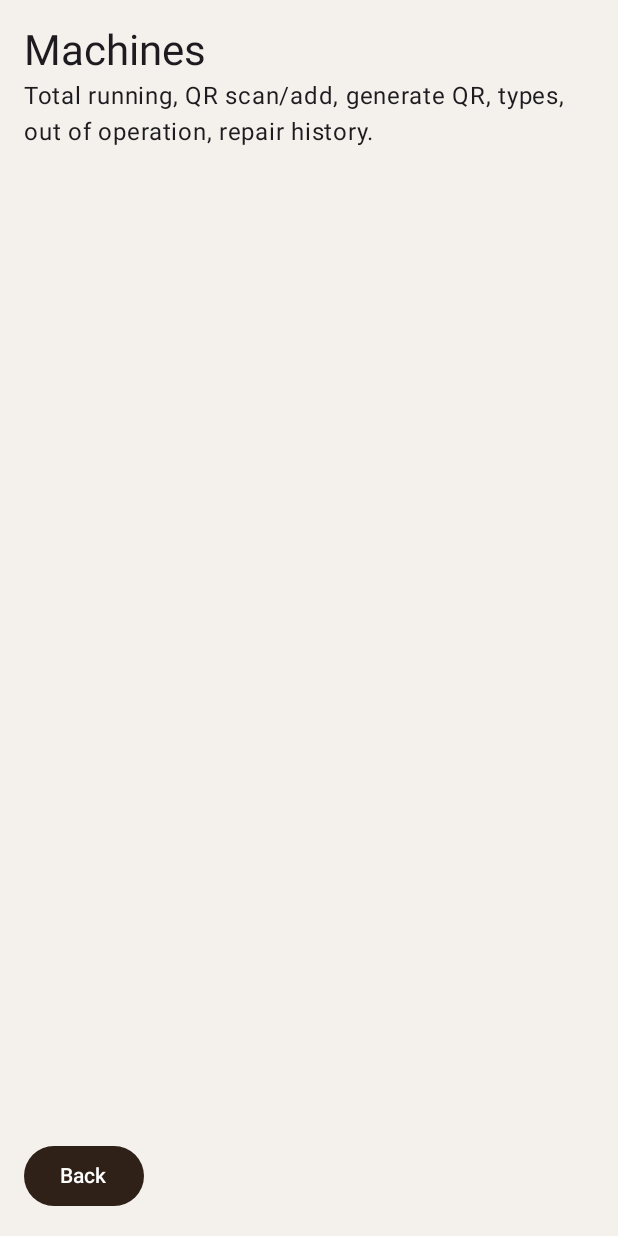
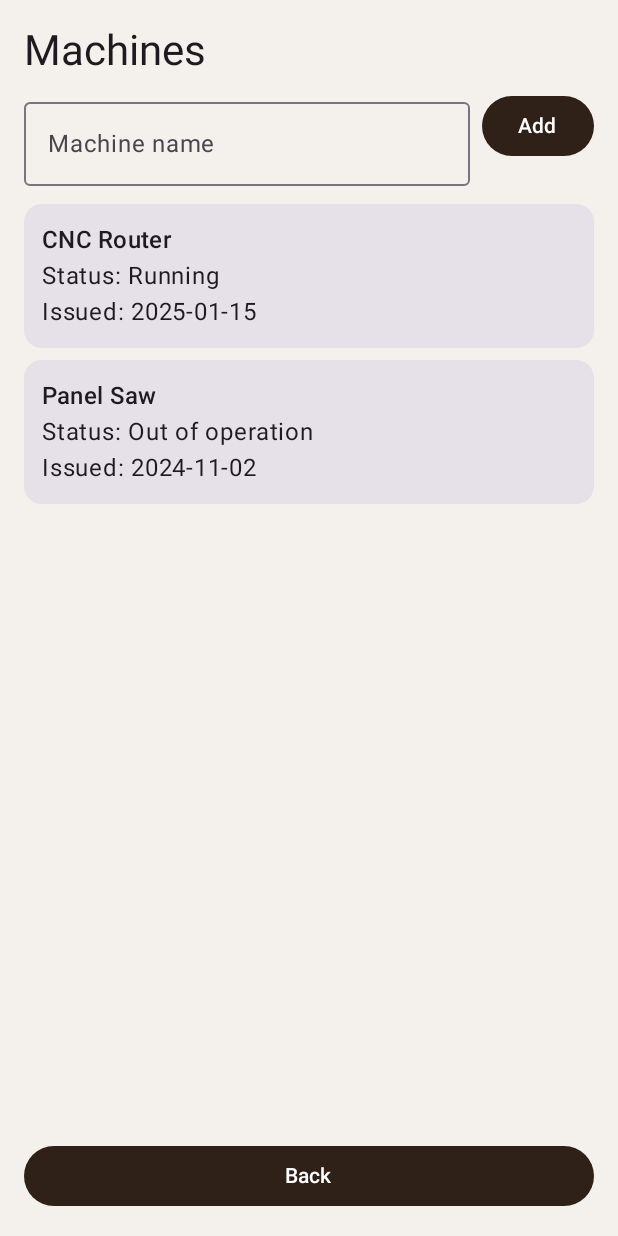
Before and after one commit to Jfmoras/MWI-DASHBOARD.-, an Android app built with Jetpack Compose: the MachinesScreen screen opened through its navigation route, on a phone screen of 412 x 824 dp. Run offline under Robolectric (Android 15) with nearby library versions, the phone set to English and light mode, and no system bars.

Commit message:
Update MachinesScreen with basic list

```diff
--- a/app/src/main/java/com/moraswood/mwidashboard/ui/screens/MachinesScreen.kt
+++ b/app/src/main/java/com/moraswood/mwidashboard/ui/screens/MachinesScreen.kt
@@ -1,18 +1,46 @@
 package com.moraswood.mwidashboard.ui.screens
 
 import androidx.compose.foundation.layout.*
+import androidx.compose.foundation.lazy.LazyColumn
+import androidx.compose.foundation.lazy.items
 import androidx.compose.material3.*
-import androidx.compose.runtime.Composable
+import androidx.compose.runtime.*
 import androidx.compose.ui.Modifier
 import androidx.compose.ui.unit.dp
 import androidx.navigation.NavController
 
+data class Machine(val name: String, val status: String = "Running", val issuedDate: String = "")
+
 @Composable
 fun MachinesScreen(navController: NavController) {
+    var machines by remember { mutableStateOf(listOf(
+        Machine("CNC Router", "Running", "2025-01-15"),
+        Machine("Panel Saw", "Out of operation", "2024-11-02")
+    )) }
+    var newName by remember { mutableStateOf("") }
+
     Column(modifier = Modifier.fillMaxSize().padding(16.dp)) {
         Text("Machines", style = MaterialTheme.typography.headlineMedium)
-        Text("Total running, QR scan/add, generate QR, types, out of operation, repair history.")
-        Spacer(Modifier.weight(1f))
-        Button(onClick = { navController.popBackStack() }) { Text("Back") }
+        Row(horizontalArrangement = Arrangement.spacedBy(8.dp), modifier = Modifier.padding(vertical = 8.dp)) {
+            OutlinedTextField(value = newName, onValueChange = { newName = it }, label = { Text("Machine name") }, modifier = Modifier.weight(1f))
+            Button(onClick = {
+                if (newName.isNotBlank()) {
+                    machines = machines + Machine(newName)
+                    newName = ""
+                }
+            }) { Text("Add") }
+        }
+        LazyColumn(modifier = Modifier.weight(1f)) {
+            items(machines) { m ->
+                Card(modifier = Modifier.fillMaxWidth().padding(vertical = 4.dp)) {
+                    Column(Modifier.padding(12.dp)) {
+                        Text(m.name, style = MaterialTheme.typography.titleMedium)
+                        Text("Status: ${m.status}")
+                        Text("Issued: ${m.issuedDate.ifBlank { "-" }}")
+                    }
+                }
+            }
+        }
+        Button(onClick = { navController.popBackStack() }, modifier = Modifier.fillMaxWidth()) { Text("Back") }
     }
 }
```
